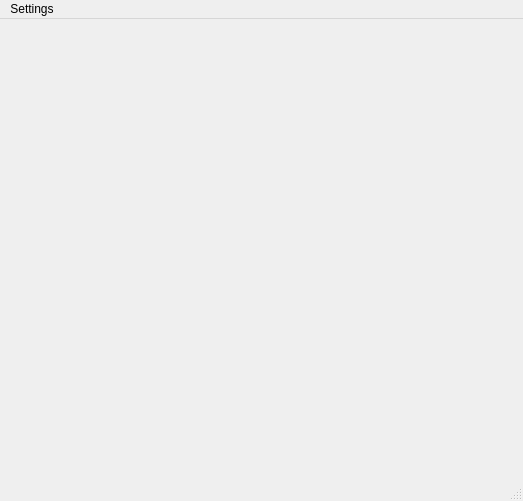
Above: mainwindow.ui from nrish/machine-interface-caltech before the change. Below: the same form after it.
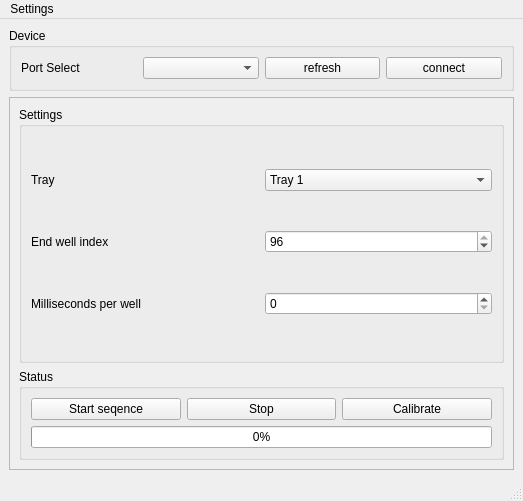
That is the form after the change. Custom widgets are drawn as their Qt base class.

What changed in the file:
```diff
--- a/mainwindow.ui
+++ b/mainwindow.ui
@@ -20,7 +20,208 @@
    <string>Level 3 Dispenser</string>
   </property>
   <widget class="QWidget" name="centralwidget">
-   <layout class="QGridLayout" name="gridLayout"/>
+   <layout class="QGridLayout" name="gridLayout">
+    <item row="1" column="0" colspan="2">
+     <widget class="QFrame" name="frame">
+      <property name="frameShape">
+       <enum>QFrame::StyledPanel</enum>
+      </property>
+      <property name="frameShadow">
+       <enum>QFrame::Raised</enum>
+      </property>
+      <layout class="QVBoxLayout" name="verticalLayout">
+       <item>
+        <widget class="QGroupBox" name="groupBoxSettings">
+         <property name="title">
+          <string>Settings</string>
+         </property>
+         <layout class="QGridLayout" name="gridLayout_3">
+          <item row="1" column="1">
+           <widget class="QComboBox" name="trayCombo">
+            <item>
+             <property name="text">
+              <string>Tray 1</string>
+             </property>
+            </item>
+            <item>
+             <property name="text">
+              <string>Tray 2</string>
+             </property>
+            </item>
+            <item>
+             <property name="text">
+              <string>Tray 3</string>
+             </property>
+            </item>
+            <item>
+             <property name="text">
+              <string>Tray 4</string>
+             </property>
+            </item>
+            <item>
+             <property name="text">
+              <string>Tray 5</string>
+             </property>
+            </item>
+            <item>
+             <property name="text">
+              <string>Tray 6</string>
+             </property>
+            </item>
+            <item>
+             <property name="text">
+              <string>Tray 7</string>
+             </property>
+            </item>
+            <item>
+             <property name="text">
+              <string>Tray 8</string>
+             </property>
+            </item>
+            <item>
+             <property name="text">
+              <string>Tray 9</string>
+             </property>
+            </item>
+            <item>
+             <property name="text">
+              <string>Tray 10</string>
+             </property>
+            </item>
+           </widget>
+          </item>
+          <item row="1" column="0">
+           <widget class="QLabel" name="label">
+            <property name="text">
+             <string>Tray</string>
+            </property>
+           </widget>
+          </item>
+          <item row="2" column="1">
+           <widget class="QSpinBox" name="endWell">
+            <property name="minimum">
+             <number>1</number>
+            </property>
+            <property name="maximum">
+             <number>96</number>
+            </property>
+            <property name="value">
+             <number>96</number>
+            </property>
+           </widget>
+          </item>
+          <item row="2" column="0">
+           <widget class="QLabel" name="label_2">
+            <property name="text">
+             <string>End well index</string>
+            </property>
+           </widget>
+          </item>
+          <item row="4" column="0">
+           <widget class="QLabel" name="label_3">
+            <property name="text">
+             <string>Milliseconds per well</string>
+            </property>
+           </widget>
+          </item>
+          <item row="4" column="1">
+           <widget class="uint32SpinBox" name="spinTimeWell"/>
+          </item>
+         </layout>
+        </widget>
+       </item>
+       <item>
+        <widget class="QGroupBox" name="groupBoxStatus">
+         <property name="sizePolicy">
+          <sizepolicy hsizetype="Preferred" vsizetype="Maximum">
+           <horstretch>0</horstretch>
+           <verstretch>0</verstretch>
+          </sizepolicy>
+         </property>
+         <property name="title">
+          <string>Status</string>
+         </property>
+         <layout class="QGridLayout" name="gridLayout_2">
+          <item row="2" column="0">
+           <widget class="QPushButton" name="startButton">
+            <property name="text">
+             <string>Start seqence</string>
+            </property>
+           </widget>
+          </item>
+          <item row="2" column="1">
+           <widget class="QPushButton" name="stopButton">
+            <property name="text">
+             <string>Stop</string>
+            </property>
+           </widget>
+          </item>
+          <item row="2" column="2">
+           <widget class="QPushButton" name="calibrateButton">
+            <property name="text">
+             <string>Calibrate</string>
+            </property>
+           </widget>
+          </item>
+          <item row="4" column="0" colspan="3">
+           <widget class="QProgressBar" name="progressBar">
+            <property name="value">
+             <number>0</number>
+            </property>
+           </widget>
+          </item>
+         </layout>
+        </widget>
+       </item>
+      </layout>
+     </widget>
+    </item>
+    <item row="0" column="0" colspan="2">
+     <widget class="QGroupBox" name="groupBoxDevice">
+      <property name="sizePolicy">
+       <sizepolicy hsizetype="Preferred" vsizetype="Maximum">
+        <horstretch>0</horstretch>
+        <verstretch>0</verstretch>
+       </sizepolicy>
+      </property>
+      <property name="title">
+       <string>Device</string>
+      </property>
+      <layout class="QHBoxLayout" name="horizontalLayout">
+       <item>
+        <widget class="QLabel" name="label_4">
+         <property name="sizePolicy">
+          <sizepolicy hsizetype="Preferred" vsizetype="Maximum">
+           <horstretch>0</horstretch>
+           <verstretch>0</verstretch>
+          </sizepolicy>
+         </property>
+         <property name="text">
+          <string>Port Select</string>
+         </property>
+        </widget>
+       </item>
+       <item>
+        <widget class="QComboBox" name="portCombo"/>
+       </item>
+       <item>
+        <widget class="QPushButton" name="refreshButton">
+         <property name="text">
+          <string>refresh</string>
+         </property>
+        </widget>
+       </item>
+       <item>
+        <widget class="QPushButton" name="connectButton">
+         <property name="text">
+          <string>connect</string>
+         </property>
+        </widget>
+       </item>
+      </layout>
+     </widget>
+    </item>
+   </layout>
   </widget>
   <widget class="QMenuBar" name="menubar">
    <property name="geometry">
@@ -70,6 +271,13 @@
    </property>
   </action>
  </widget>
+ <customwidgets>
+  <customwidget>
+   <class>uint32SpinBox</class>
+   <extends>QSpinBox</extends>
+   <header>uint32spinbox.h</header>
+  </customwidget>
+ </customwidgets>
  <resources/>
  <connections/>
 </ui>
```
